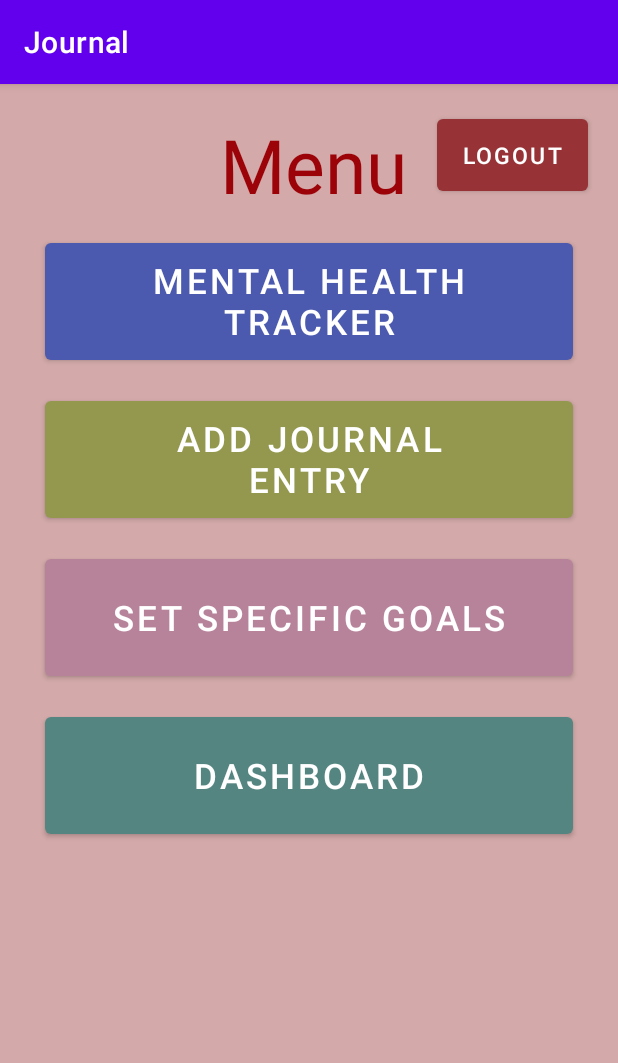
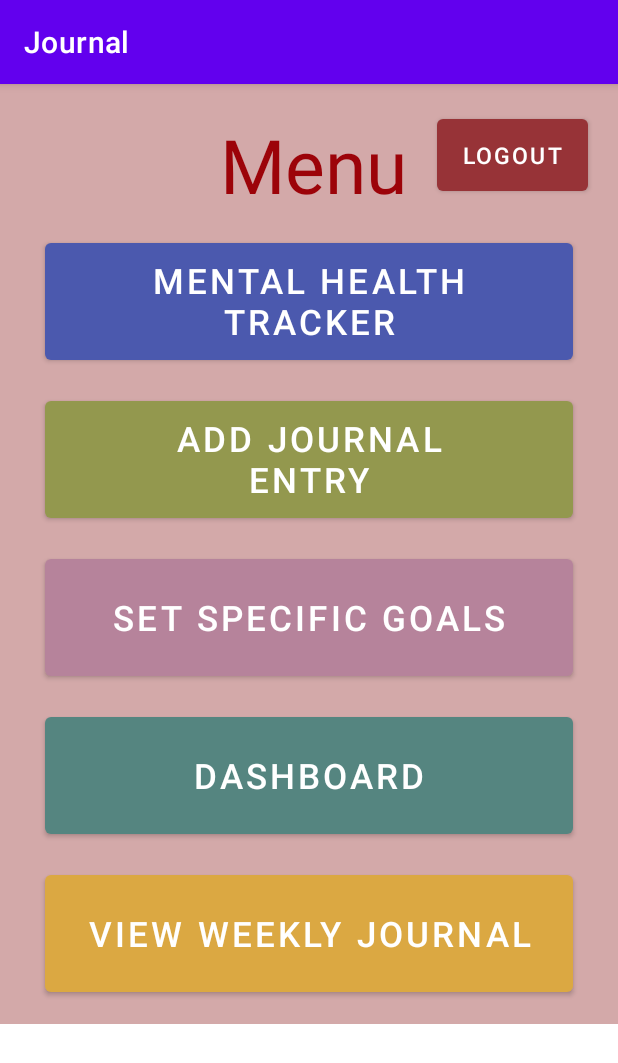
Before and after one commit to choudharynisha/CS353-Group-Project, an Android app: the MainActivity screen opened directly, with no data from a screen before it, on a phone screen of 412 x 824 dp. Shown: the top 1063 px of the screen. Run offline under Robolectric (Android 15) with nearby library versions, the light colour scheme and no system bars.

Commit message:
implement weekly journal view. shows all entries

```diff
--- a/Journal/app/src/main/AndroidManifest.xml
+++ b/Journal/app/src/main/AndroidManifest.xml
@@ -17,7 +17,8 @@
         android:roundIcon="@mipmap/ic_launcher_round"
         android:supportsRtl="true"
         android:theme="@style/Theme.Journal">
-        <activity android:name=".CreateAccActivity"></activity>
+        <activity android:name=".WeeklyJournalActivity"></activity>
+        <activity android:name=".CreateAccActivity" />
         <activity android:name=".MainActivity" />
         <activity android:name=".WeeklyStatsActivity" />
         <activity android:name=".JournalEntryActivity" />
--- a/Journal/app/src/main/java/edu/brynmawr/cmsc353/journal/MainActivity.java
+++ b/Journal/app/src/main/java/edu/brynmawr/cmsc353/journal/MainActivity.java
@@ -90,4 +90,10 @@ public class MainActivity extends AppCompatActivity {
         setResult(RESULT_OK);
         finish();
     }
+
+    public void onClickLaunchWeeklyJournal(View view) {
+        Intent i = new Intent(this, WeeklyJournalActivity.class);
+        i.putExtra("userID", this.userID);
+        startActivity(i);
+    }
 }
--- a/Journal/app/src/main/res/layout/activity_main.xml
+++ b/Journal/app/src/main/res/layout/activity_main.xml
@@ -6,21 +6,23 @@
     android:layout_height="match_parent"
     tools:context=".MainActivity">
 
+    <ScrollView
+        android:layout_width="match_parent"
+        android:layout_height="match_parent">
+
         <LinearLayout
             android:layout_width="match_parent"
-        android:layout_height="match_parent"
+            android:layout_height="wrap_content"
             android:background="#FFFFFF"
             android:backgroundTint="#D3A9A9"
-        android:orientation="vertical"
-        tools:layout_editor_absoluteX="20dp"
-        tools:layout_editor_absoluteY="20dp">
+            android:orientation="vertical">
 
             <LinearLayout
                 android:layout_width="match_parent"
                 android:layout_height="100dp"
-        android:orientation="horizontal"
                 android:layout_marginHorizontal="10dp"
-        android:layout_marginVertical="0dp">
+                android:layout_marginVertical="0dp"
+                android:orientation="horizontal">
 
                 <TextView
                     android:id="@+id/titleField"
@@ -28,49 +30,51 @@
                     android:layout_height="wrap_content"
                     android:layout_marginTop="20dp"
                     android:layout_marginBottom="20dp"
+                    android:layout_weight="1"
                     android:freezesText="false"
                     android:gravity="end"
+                    android:onClick="onClickLaunchGoalSet"
                     android:text="Menu"
                     android:textAllCaps="false"
                     android:textColor="#9C0309"
                     android:textSize="50dp"
-            android:onClick="onClickLaunchGoalSet"
-            tools:ignore="HardcodedText"
-            android:layout_weight="1"/>
+                    tools:ignore="HardcodedText" />
 
                 <Button
                     android:id="@+id/returnLogin"
                     android:layout_width="match_parent"
                     android:layout_height="60dp"
                     android:layout_marginLeft="20dp"
+                    android:layout_marginTop="0dp"
                     android:layout_marginRight="10dp"
-            android:layout_marginTop="0dp"
                     android:layout_marginBottom="15dp"
+                    android:layout_weight="2"
                     android:gravity="center"
                     android:onClick="onClickReturnLogin"
                     android:text="Logout"
                     android:textSize="15dp"
                     app:backgroundTint="#973337"
-            tools:ignore="HardcodedText"
-            android:layout_weight="2"/>
+                    tools:ignore="HardcodedText" />
 
             </LinearLayout>
 
 
-        <Button android:id="@+id/launchMHTracker"
+            <Button
+                android:id="@+id/launchMHTracker"
                 android:layout_width="match_parent"
                 android:layout_height="90dp"
                 android:layout_marginLeft="30dp"
                 android:layout_marginRight="30dp"
                 android:layout_marginBottom="15dp"
                 android:gravity="center"
+                android:onClick="onClickLaunchMHT"
                 android:text="Mental Health\nTracker"
                 android:textSize="23dp"
                 app:backgroundTint="#4B59AE"
-            android:onClick="onClickLaunchMHT"
-            tools:ignore="HardcodedText"/>
+                tools:ignore="HardcodedText" />
 
-        <Button android:id="@+id/launchJournal"
+            <Button
+                android:id="@+id/launchJournal"
                 android:layout_width="match_parent"
                 android:layout_height="90dp"
                 android:layout_marginLeft="30dp"
@@ -81,9 +85,10 @@
                 android:text="Add Journal\nEntry"
                 android:textSize="23dp"
                 app:backgroundTint="#93984E"
-            tools:ignore="HardcodedText"/>
+                tools:ignore="HardcodedText" />
 
-        <Button android:id="@+id/launchGoals"
+            <Button
+                android:id="@+id/launchGoals"
                 android:layout_width="match_parent"
                 android:layout_height="90dp"
                 android:layout_marginLeft="30dp"
@@ -94,7 +99,7 @@
                 android:text="Set Specific Goals"
                 android:textSize="23dp"
                 app:backgroundTint="#B6839B"
-            tools:ignore="HardcodedText"/>
+                tools:ignore="HardcodedText" />
 
             <Button
                 android:id="@+id/launchDashboard"
@@ -110,6 +115,21 @@
                 app:backgroundTint="#558580"
                 tools:ignore="HardcodedText" />
 
+            <Button
+                android:id="@+id/launchWeeklyJournals"
+                android:layout_width="match_parent"
+                android:layout_height="90dp"
+                android:layout_marginLeft="30dp"
+                android:layout_marginRight="30dp"
+                android:layout_marginBottom="15dp"
+                android:gravity="center"
+                android:onClick="onClickLaunchWeeklyJournal"
+                android:text="View Weekly Journal"
+                android:textSize="23dp"
+                app:backgroundTint="#DBA842"
+                tools:ignore="HardcodedText" />
+
         </LinearLayout>
+    </ScrollView>
 
 </androidx.constraintlayout.widget.ConstraintLayout>
```
Also changed, not shown: Journal/app/src/main/java/edu/brynmawr/cmsc353/journal/WeeklyJournalActivity.java (added, +167 -0 lines), Journal/app/src/main/java/edu/brynmawr/cmsc353/journal/adapters/JournalEntryAdapter.java (added, +67 -0 lines), Journal/app/src/main/res/layout/activity_weekly_journal.xml (added, +28 -0 lines), Journal/app/src/main/res/layout/weekly_journal_item.xml (added, +36 -0 lines). Lines whose indentation alone changed are shown as unchanged.
